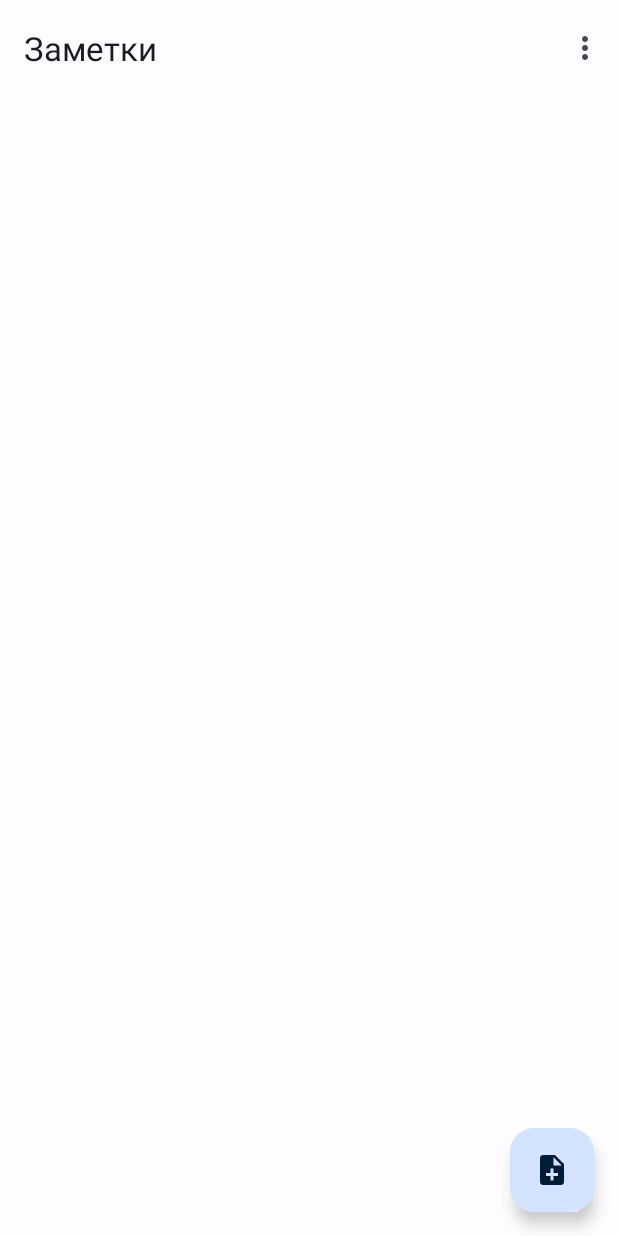
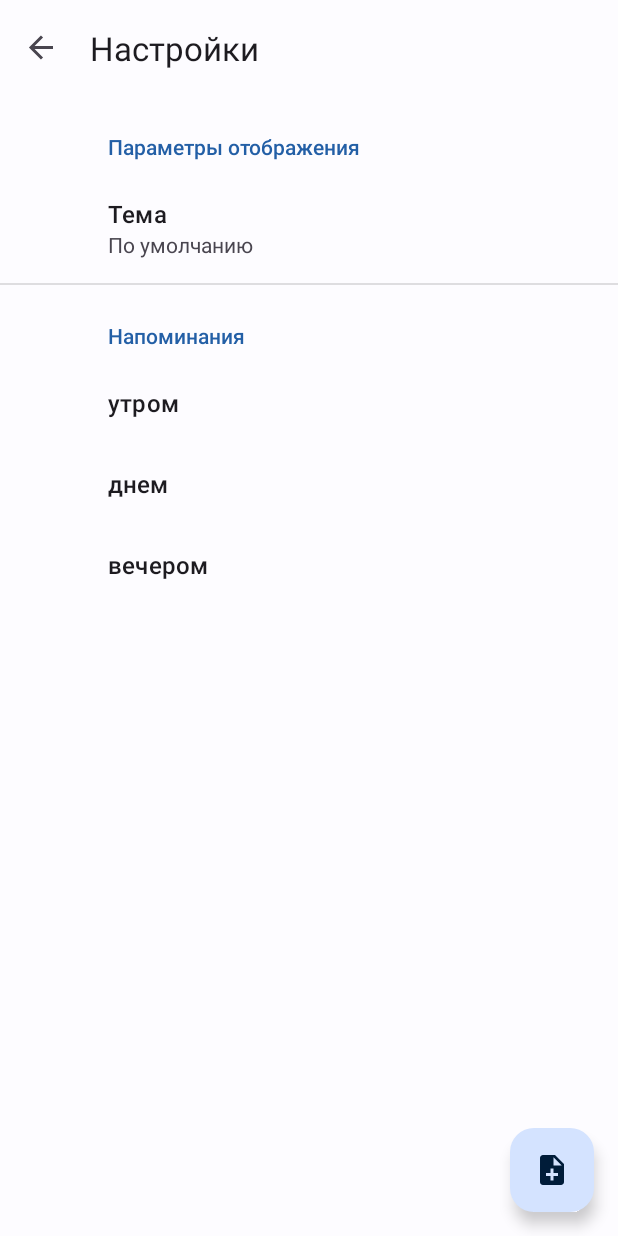
Before and after one commit to zfix27r/ToDo, an Android app: the screen it shows after launch (MainActivity), in the options menu, after a tap on "Настройки", on a phone screen of 412 x 824 dp. Run offline under Robolectric (Android 15) with nearby library versions, the phone set to English and light mode, and no system bars; our stand-ins replace androidx.preference, navigation-ui; libraries missing offline, so code that uses them is left out: by.kirich1409.viewbindingdelegate; 4 statements that could not run were skipped.

Commit message:
Урок 7. Домашняя работа

```diff
--- a/app/build.gradle
+++ b/app/build.gradle
@@ -45,6 +45,8 @@ android {
 }
 
 dependencies {
+    implementation 'androidx.preference:preference:1.2.0'
+    implementation 'androidx.preference:preference-ktx:1.2.0'
     kapt "com.android.databinding:compiler:$databindingVersion"
 
     implementation "androidx.core:core-ktx:$androidxCoreVersion"
--- a/app/src/main/AndroidManifest.xml
+++ b/app/src/main/AndroidManifest.xml
@@ -14,7 +14,7 @@
         android:theme="@style/Theme.ToDo"
         tools:targetApi="31">
         <activity
-            android:name=".MainActivity"
+            android:name=".ui.MainActivity"
             android:exported="true"
             android:label="@string/app_name"
             android:theme="@style/Theme.ToDo">
--- a/app/src/main/java/ru/zfix27r/todo/MainActivity.kt
+++ b/app/src/main/java/ru/zfix27r/todo/ui/MainActivity.kt
@@ -1,15 +1,18 @@
-package ru.zfix27r.todo
+package ru.zfix27r.todo.ui
 
 import android.os.Bundle
-import com.google.android.material.snackbar.Snackbar
+import android.view.Menu
+import android.view.MenuItem
 import androidx.appcompat.app.AppCompatActivity
+import androidx.appcompat.app.AppCompatDelegate
 import androidx.core.view.WindowCompat
+import androidx.navigation.NavController
+import androidx.navigation.fragment.NavHostFragment
 import androidx.navigation.ui.AppBarConfiguration
 import androidx.navigation.ui.setupActionBarWithNavController
-import android.view.Menu
-import android.view.MenuItem
-import androidx.navigation.NavController
-import androidx.navigation.fragment.NavHostFragment
+import androidx.preference.PreferenceManager
+import com.google.android.material.snackbar.Snackbar
+import ru.zfix27r.todo.R
 import ru.zfix27r.todo.databinding.ActivityMainBinding
 
 class MainActivity : AppCompatActivity() {
@@ -23,11 +26,14 @@ class MainActivity : AppCompatActivity() {
         super.onCreate(savedInstanceState)
 
         binding = ActivityMainBinding.inflate(layoutInflater)
+
+        themeLoader()
         setContentView(binding.root)
 
         setSupportActionBar(binding.toolbar)
 
-        val navHost = supportFragmentManager.findFragmentById(R.id.fragment_container) as NavHostFragment
+        val navHost =
+            supportFragmentManager.findFragmentById(R.id.fragment_container) as NavHostFragment
         navController = navHost.navController
 
         appBarConfiguration = AppBarConfiguration(navController.graph)
@@ -47,7 +53,10 @@ class MainActivity : AppCompatActivity() {
 
     override fun onOptionsItemSelected(item: MenuItem): Boolean {
         return when (item.itemId) {
-            R.id.action_settings -> true
+            R.id.action_settings -> {
+                navController.navigate(R.id.action_global_settings)
+                true
+            }
             else -> super.onOptionsItemSelected(item)
         }
     }
@@ -55,4 +64,15 @@ class MainActivity : AppCompatActivity() {
     override fun onSupportNavigateUp(): Boolean {
         return navController.navigateUp() || super.onSupportNavigateUp()
     }
+
+    private fun themeLoader() {
+        val currentTheme =
+            PreferenceManager.getDefaultSharedPreferences(this)
+                .getString(getString(R.string.theme_key), getString(R.string.theme_default_name))
+        val themeLight = getString(R.string.theme_light_name)
+        val themeDark = getString(R.string.theme_dark_name)
+
+        if (currentTheme == themeLight) AppCompatDelegate.setDefaultNightMode(AppCompatDelegate.MODE_NIGHT_NO)
+        else if (currentTheme == themeDark) AppCompatDelegate.setDefaultNightMode(AppCompatDelegate.MODE_NIGHT_YES)
+    }
 }
--- /dev/null
+++ b/app/src/main/java/ru/zfix27r/todo/ui/SettingsFragment.kt
@@ -0,0 +1,45 @@
+package ru.zfix27r.todo.ui
+
+import android.os.Bundle
+import android.view.Menu
+import android.view.MenuInflater
+import android.view.MenuItem
+import android.view.View
+import androidx.core.view.MenuHost
+import androidx.core.view.MenuProvider
+import androidx.lifecycle.Lifecycle
+import androidx.preference.Preference
+import androidx.preference.PreferenceFragmentCompat
+import ru.zfix27r.todo.R
+
+class SettingsFragment : PreferenceFragmentCompat() {
+
+    override fun onCreatePreferences(savedInstanceState: Bundle?, rootKey: String?) {
+        setPreferencesFromResource(R.xml.root_preferences, rootKey)
+    }
+
+    override fun onViewCreated(view: View, savedInstanceState: Bundle?) {
+        super.onViewCreated(view, savedInstanceState)
+
+/*        val theme: Preference? = findPreference(getString(R.string.theme_key))
+        theme?.setOnPreferenceChangeListener { preference, newValue ->
+            return false
+        }*/
+
+        updateMainMenu()
+    }
+
+
+    private fun updateMainMenu() {
+        val menuHost: MenuHost = requireActivity()
+        menuHost.addMenuProvider(object : MenuProvider {
+            override fun onCreateMenu(menu: Menu, menuInflater: MenuInflater) {
+                menu.findItem(R.id.action_settings).isVisible = false
+            }
+
+            override fun onMenuItemSelected(menuItem: MenuItem): Boolean {
+                return false
+            }
+        }, viewLifecycleOwner, Lifecycle.State.RESUMED)
+    }
+}
--- /dev/null
+++ b/app/src/main/java/ru/zfix27r/todo/ui/settings/TimePickerEveningPreference.kt
@@ -0,0 +1,27 @@
+package ru.zfix27r.todo.ui.settings
+
+import android.content.Context
+import android.content.SharedPreferences
+import android.text.format.DateFormat.is24HourFormat
+import android.util.AttributeSet
+import android.view.View
+import android.widget.TextView
+import androidx.preference.Preference
+import androidx.preference.PreferenceManager
+import androidx.preference.PreferenceViewHolder
+import com.google.android.material.timepicker.MaterialTimePicker
+import com.google.android.material.timepicker.TimeFormat
+import ru.zfix27r.todo.R
+import ru.zfix27r.todo.ui.MainActivity
+import java.time.LocalTime
+
+class TimePickerEveningPreference(
+    context: Context, attrs: AttributeSet?
+) : TimePickerPreference(context, attrs) {
+    override val reminderHourKey = context.getString(R.string.reminder_evening_hour_key)
+    override val reminderHourDefaultValue =
+        context.getString(R.string.reminder_evening_hour_default_value).toInt()
+    override val reminderMinuteKey = context.getString(R.string.reminder_evening_minute_key)
+    override val reminderMinuteDefaultValue =
+        context.getString(R.string.reminder_evening_minute_default_value).toInt()
+}
--- /dev/null
+++ b/app/src/main/java/ru/zfix27r/todo/ui/settings/TimePickerMorningPreference.kt
@@ -0,0 +1,16 @@
+package ru.zfix27r.todo.ui.settings
+
+import android.content.Context
+import android.util.AttributeSet
+import ru.zfix27r.todo.R
+
+class TimePickerMorningPreference(
+    context: Context, attrs: AttributeSet?
+) : TimePickerPreference(context, attrs) {
+    override val reminderHourKey = context.getString(R.string.reminder_morning_hour_key)
+    override val reminderHourDefaultValue =
+        context.getString(R.string.reminder_morning_hour_default_value).toInt()
+    override val reminderMinuteKey = context.getString(R.string.reminder_morning_minute_key)
+    override val reminderMinuteDefaultValue =
+        context.getString(R.string.reminder_morning_minute_default_value).toInt()
+}
--- /dev/null
+++ b/app/src/main/java/ru/zfix27r/todo/ui/settings/TimePickerNoonPreference.kt
@@ -0,0 +1,27 @@
+package ru.zfix27r.todo.ui.settings
+
+import android.content.Context
+import android.content.SharedPreferences
+import android.text.format.DateFormat.is24HourFormat
+import android.util.AttributeSet
+import android.view.View
+import android.widget.TextView
+import androidx.preference.Preference
+import androidx.preference.PreferenceManager
+import androidx.preference.PreferenceViewHolder
+import com.google.android.material.timepicker.MaterialTimePicker
+import com.google.android.material.timepicker.TimeFormat
+import ru.zfix27r.todo.R
+import ru.zfix27r.todo.ui.MainActivity
+import java.time.LocalTime
+
+class TimePickerNoonPreference(
+    context: Context, attrs: AttributeSet?
+) : TimePickerPreference(context, attrs) {
+    override val reminderHourKey = context.getString(R.string.reminder_noon_hour_key)
+    override val reminderHourDefaultValue =
+        context.getString(R.string.reminder_noon_hour_default_value).toInt()
+    override val reminderMinuteKey = context.getString(R.string.reminder_noon_minute_key)
+    override val reminderMinuteDefaultValue =
+        context.getString(R.string.reminder_noon_minute_default_value).toInt()
+}
--- /dev/null
+++ b/app/src/main/java/ru/zfix27r/todo/ui/settings/TimePickerPreference.kt
@@ -0,0 +1,76 @@
+package ru.zfix27r.todo.ui.settings
+
+import android.content.Context
+import android.content.SharedPreferences
+import android.text.format.DateFormat.is24HourFormat
+import android.util.AttributeSet
+import android.view.View
+import android.widget.TextView
+import androidx.preference.Preference
+import androidx.preference.PreferenceManager
+import androidx.preference.PreferenceViewHolder
+import com.google.android.material.timepicker.MaterialTimePicker
+import com.google.android.material.timepicker.TimeFormat
+import ru.zfix27r.todo.R
+import ru.zfix27r.todo.ui.MainActivity
+import java.time.LocalTime
+
+abstract class TimePickerPreference(context: Context, attrs: AttributeSet?) :
+    Preference(context, attrs),
+    View.OnClickListener {
+    private val sharedPrefs: SharedPreferences =
+        PreferenceManager.getDefaultSharedPreferences(context)
+
+    abstract val reminderHourKey: String
+    abstract val reminderHourDefaultValue: Int
+    abstract val reminderMinuteKey: String
+    abstract val reminderMinuteDefaultValue: Int
+
+    private lateinit var tv: TextView
+
+    override fun onBindViewHolder(holder: PreferenceViewHolder) {
+        super.onBindViewHolder(holder)
+
+        val time = getTime()
+
+        tv = holder.findViewById(R.id.time) as TextView
+        tv.text = time.toString()
+        holder.itemView.setOnClickListener(this)
+    }
+
+    override fun onClick(v: View) {
+        val isSystem24Hour = is24HourFormat(context)
+        val clockFormat = if (isSystem24Hour) TimeFormat.CLOCK_24H else TimeFormat.CLOCK_12H
+
+        val time = getTime()
+
+        val picker =
+            MaterialTimePicker.Builder()
+                .setTimeFormat(clockFormat)
+                .setHour(time.hour)
+                .setMinute(time.minute)
+                .build()
+
+        picker.addOnPositiveButtonClickListener {
+            val editor = sharedPrefs.edit()
+            editor.putInt(reminderHourKey, picker.hour)
+            editor.putInt(reminderMinuteKey, picker.minute)
+            editor.apply()
+
+            val currentTime = LocalTime.of(picker.hour, picker.minute)
+            tv.text = currentTime.toString()
+        }
+
+        picker.show((context as MainActivity).supportFragmentManager, REMINDER_TAG)
+    }
+
+    private fun getTime(): LocalTime {
+        val hour = sharedPrefs.getInt(reminderHourKey, reminderHourDefaultValue)
+        val minute = sharedPrefs.getInt(reminderMinuteKey, reminderMinuteDefaultValue)
+        return LocalTime.of(hour, minute)
+    }
+
+    companion object {
+        const val REMINDER_TAG = "reminder_tag"
+    }
+}
--- a/app/src/main/res/menu/menu_main.xml
+++ b/app/src/main/res/menu/menu_main.xml
@@ -1,7 +1,7 @@
 <menu xmlns:android="http://schemas.android.com/apk/res/android"
     xmlns:app="http://schemas.android.com/apk/res-auto"
     xmlns:tools="http://schemas.android.com/tools"
-    tools:context="ru.zfix27r.todo.MainActivity">
+    tools:context="ru.zfix27r.todo.ui.MainActivity">
     <item
         android:id="@+id/action_settings"
         android:orderInCategory="100"
--- a/app/src/main/res/navigation/nav_graph.xml
+++ b/app/src/main/res/navigation/nav_graph.xml
@@ -16,4 +16,11 @@
         android:id="@+id/detail"
         android:name="ru.zfix27r.todo.ui.DetailFragment"
         tools:layout="@layout/fragment_detail" />
+    <fragment
+        android:id="@+id/settings"
+        android:name="ru.zfix27r.todo.ui.SettingsFragment"
+        android:label="@string/action_settings" />
+    <action
+        android:id="@+id/action_global_settings"
+        app:destination="@id/settings" />
 </navigation>
--- a/app/src/main/res/values/strings.xml
+++ b/app/src/main/res/values/strings.xml
@@ -3,4 +3,47 @@
     <string name="action_settings">Настройки</string>
 
     <string name="note_add">Добавить заметку</string>
+
+    <string name="settings_view_title">Параметры отображения</string>
+    <string name="settings_reminder">Напоминания</string>
+
+    <!-- Messages Preferences -->
+    <string name="signature_title">Your signature</string>
+    <string name="reply_title">Default reply action</string>
+
+    <!-- Sync Preferences -->
+    <string name="sync_title">Sync email periodically</string>
+    <string name="attachment_title">Download incoming attachments</string>
+    <string name="attachment_summary_on">Automatically download attachments for incoming emails
+    </string>
+    <string name="attachment_summary_off">Only download attachments when manually requested</string>
+
+    <string name="theme_title">Тема</string>
+    <string name="theme_key">settings_theme_key</string>
+    <string-array name="theme_list">
+        <item>@string/theme_light_name</item>
+        <item>@string/theme_dark_name</item>
+        <item>@string/theme_default_name</item>
+    </string-array>
+    <string name="theme_light_name">Светлая</string>
+    <string name="theme_dark_name">Темная</string>
+    <string name="theme_default_name">По умолчанию</string>
+
+    <string name="reminder_morning_title">утром</string>
+    <string name="reminder_morning_hour_key">settings_reminder_morning_hour_key</string>
+    <string name="reminder_morning_hour_default_value">9</string>
+    <string name="reminder_morning_minute_key">settings_reminder_morning_minute_key</string>
+    <string name="reminder_morning_minute_default_value">0</string>
+
+    <string name="reminder_noon_title">днем</string>
+    <string name="reminder_noon_hour_key">settings_reminder_noon_hour_key</string>
+    <string name="reminder_noon_hour_default_value">14</string>
+    <string name="reminder_noon_minute_key">settings_reminder_noon_minute_key</string>
+    <string name="reminder_noon_minute_default_value">0</string>
+
+    <string name="reminder_evening">вечером</string>
+    <string name="reminder_evening_hour_key">settings_reminder_evening_hour_key</string>
+    <string name="reminder_evening_hour_default_value">18</string>
+    <string name="reminder_evening_minute_key">settings_reminder_evening_minute_key</string>
+    <string name="reminder_evening_minute_default_value">0</string>
 </resources>
--- /dev/null
+++ b/app/src/main/res/xml/root_preferences.xml
@@ -0,0 +1,26 @@
+<PreferenceScreen xmlns:app="http://schemas.android.com/apk/res-auto">
+    <PreferenceCategory app:title="@string/settings_view_title">
+        <ListPreference
+            app:defaultValue="@string/theme_default_name"
+            app:entries="@array/theme_list"
+            app:entryValues="@array/theme_list"
+            app:key="@string/theme_key"
+            app:title="@string/theme_title"
+            app:useSimpleSummaryProvider="true" />
+    </PreferenceCategory>
+
+    <PreferenceCategory app:title="@string/settings_reminder">
+        <ru.zfix27r.todo.ui.settings.TimePickerMorningPreference
+            app:selectable="true"
+            app:title="@string/reminder_morning_title"
+            app:widgetLayout="@layout/time_picker_row" />
+        <ru.zfix27r.todo.ui.settings.TimePickerNoonPreference
+            app:selectable="true"
+            app:title="@string/reminder_noon_title"
+            app:widgetLayout="@layout/time_picker_row" />
+        <ru.zfix27r.todo.ui.settings.TimePickerEveningPreference
+            app:selectable="true"
+            app:title="@string/reminder_evening"
+            app:widgetLayout="@layout/time_picker_row" />
+    </PreferenceCategory>
+</PreferenceScreen>
```
Also changed, not shown: app/src/main/res/layout/time_picker_row.xml (added, +7 -0 lines), app/src/main/res/values/arrays.xml (added, +12 -0 lines).
